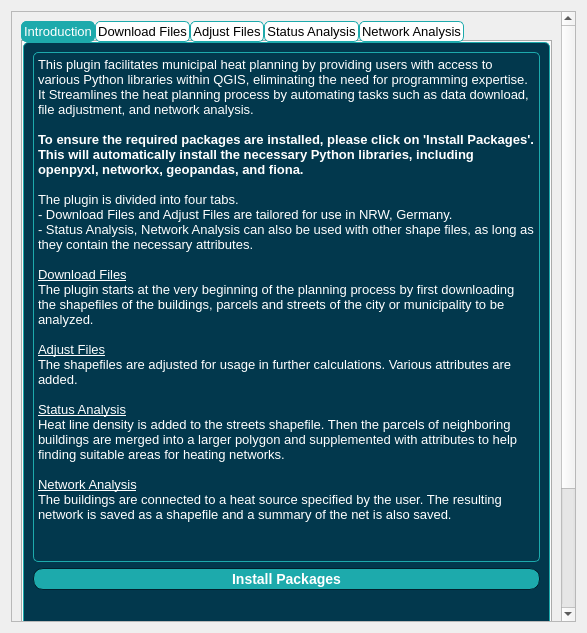
First picture: the form in F-Heat_QGIS/heat_net_tool_dialog_base.ui, repository hydromac/F-Heat_dev, before the edit.
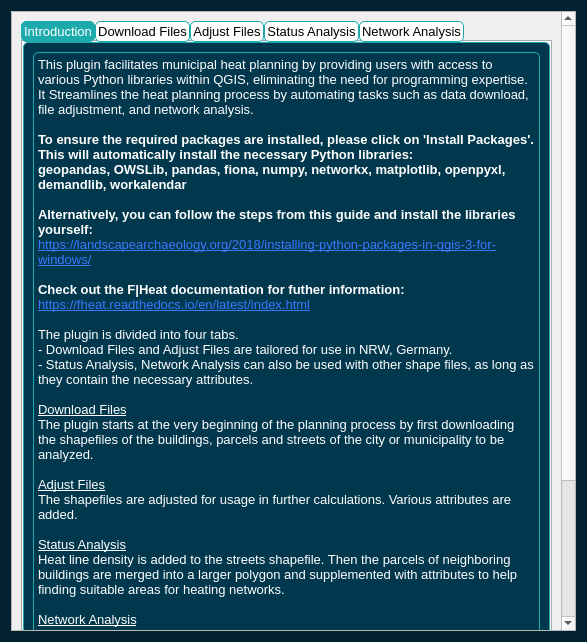
Second picture: the form after the edit. Custom widgets are drawn as their Qt base class.

```diff
--- a/F-Heat_QGIS/heat_net_tool_dialog_base.ui
+++ b/F-Heat_QGIS/heat_net_tool_dialog_base.ui
@@ -7,7 +7,7 @@
     <x>0</x>
     <y>0</y>
     <width>587</width>
-    <height>633</height>
+    <height>642</height>
    </rect>
   </property>
   <property name="sizePolicy">
@@ -28,7 +28,19 @@
    <string notr="true">QDialog {
     background-color: rgb(1, 33, 46);
 }
-QScrollArea {
+</string>
+  </property>
+  <layout class="QVBoxLayout" name="verticalLayout_5">
+   <item>
+    <widget class="QScrollArea" name="scrollArea">
+     <property name="sizePolicy">
+      <sizepolicy hsizetype="Expanding" vsizetype="Expanding">
+       <horstretch>0</horstretch>
+       <verstretch>0</verstretch>
+      </sizepolicy>
+     </property>
+     <property name="styleSheet">
+      <string notr="true">QScrollArea {
     background-color: rgb(1, 33, 46);  
     border:none;  
 }
@@ -64,15 +76,6 @@
     padding: 0px;
 }
 </string>
-  </property>
-  <layout class="QVBoxLayout" name="verticalLayout_5">
-   <item>
-    <widget class="QScrollArea" name="scrollArea">
-     <property name="sizePolicy">
-      <sizepolicy hsizetype="Expanding" vsizetype="Expanding">
-       <horstretch>0</horstretch>
-       <verstretch>0</verstretch>
-      </sizepolicy>
      </property>
      <property name="widgetResizable">
       <bool>true</bool>
@@ -82,8 +85,8 @@
        <rect>
         <x>0</x>
         <y>0</y>
-        <width>544</width>
-        <height>838</height>
+        <width>548</width>
+        <height>829</height>
        </rect>
       </property>
       <layout class="QGridLayout" name="gridLayout_10">
@@ -283,13 +286,13 @@
              <property name="minimumSize">
               <size>
                <width>0</width>
-               <height>510</height>
+               <height>690</height>
               </size>
              </property>
              <property name="maximumSize">
               <size>
                <width>16777215</width>
-               <height>510</height>
+               <height>999</height>
               </size>
              </property>
              <property name="sizeAdjustPolicy">
@@ -302,8 +305,15 @@
 &lt;/style&gt;&lt;/head&gt;&lt;body style=&quot; font-family:'Arial','sans-serif'; font-size:7.8pt; font-weight:400; font-style:normal;&quot;&gt;
 &lt;p style=&quot; margin-top:0px; margin-bottom:0px; margin-left:0px; margin-right:0px; -qt-block-indent:0; text-indent:0px;&quot;&gt;&lt;span style=&quot; font-family:'MS Shell Dlg 2'; font-size:10pt;&quot;&gt;This plugin facilitates municipal heat planning by providing users with access to various Python libraries within QGIS, eliminating the need for programming expertise. It Streamlines the heat planning process by automating tasks such as data download, file adjustment, and network analysis.&lt;/span&gt;&lt;/p&gt;
 &lt;p style=&quot;-qt-paragraph-type:empty; margin-top:0px; margin-bottom:0px; margin-left:0px; margin-right:0px; -qt-block-indent:0; text-indent:0px; font-family:'MS Shell Dlg 2'; font-size:10pt;&quot;&gt;&lt;br /&gt;&lt;/p&gt;
-&lt;p style=&quot; margin-top:0px; margin-bottom:0px; margin-left:0px; margin-right:0px; -qt-block-indent:0; text-indent:0px;&quot;&gt;&lt;span style=&quot; font-family:'MS Shell Dlg 2'; font-size:10pt; font-weight:600;&quot;&gt;To ensure the required packages are installed, please click on 'Install Packages'. This will automatically install the necessary Python libraries, including openpyxl, networkx, geopandas, and fiona.&lt;/span&gt;&lt;/p&gt;
+&lt;p style=&quot; margin-top:0px; margin-bottom:0px; margin-left:0px; margin-right:0px; -qt-block-indent:0; text-indent:0px;&quot;&gt;&lt;span style=&quot; font-family:'MS Shell Dlg 2'; font-size:10pt; font-weight:600;&quot;&gt;To ensure the required packages are installed, please click on 'Install Packages'. This will automatically install the necessary Python libraries: &lt;/span&gt;&lt;/p&gt;
+&lt;p style=&quot; margin-top:0px; margin-bottom:0px; margin-left:0px; margin-right:0px; -qt-block-indent:0; text-indent:0px;&quot;&gt;&lt;span style=&quot; font-family:'MS Shell Dlg 2'; font-size:10pt; font-weight:600;&quot;&gt;geopandas, OWSLib, pandas, fiona, numpy, networkx, matplotlib, openpyxl, demandlib, workalendar&lt;/span&gt;&lt;/p&gt;
+&lt;p style=&quot;-qt-paragraph-type:empty; margin-top:0px; margin-bottom:0px; margin-left:0px; margin-right:0px; -qt-block-indent:0; text-indent:0px; font-family:'MS Shell Dlg 2'; font-size:10pt; font-weight:600;&quot;&gt;&lt;br /&gt;&lt;/p&gt;
+&lt;p style=&quot; margin-top:0px; margin-bottom:0px; margin-left:0px; margin-right:0px; -qt-block-indent:0; text-indent:0px;&quot;&gt;&lt;span style=&quot; font-family:'MS Shell Dlg 2'; font-size:10pt; font-weight:600;&quot;&gt;Alternatively, you can follow the steps from this guide and install the libraries yourself:&lt;/span&gt;&lt;/p&gt;
+&lt;p style=&quot; margin-top:0px; margin-bottom:0px; margin-left:0px; margin-right:0px; -qt-block-indent:0; text-indent:0px;&quot;&gt;&lt;a href=&quot;https://landscapearchaeology.org/2018/installing-python-packages-in-qgis-3-for-windows/&quot;&gt;&lt;span style=&quot; font-family:'MS Shell Dlg 2'; font-size:10pt; text-decoration: underline; color:#3978ff;&quot;&gt;https://landscapearchaeology.org/2018/installing-python-packages-in-qgis-3-for-windows/&lt;/span&gt;&lt;/a&gt;&lt;/p&gt;
 &lt;p style=&quot;-qt-paragraph-type:empty; margin-top:0px; margin-bottom:0px; margin-left:0px; margin-right:0px; -qt-block-indent:0; text-indent:0px; font-family:'MS Shell Dlg 2'; font-size:10pt;&quot;&gt;&lt;br /&gt;&lt;/p&gt;
+&lt;p style=&quot; margin-top:0px; margin-bottom:0px; margin-left:0px; margin-right:0px; -qt-block-indent:0; text-indent:0px;&quot;&gt;&lt;span style=&quot; font-family:'MS Shell Dlg 2'; font-size:10pt; font-weight:600;&quot;&gt;Check out the F|Heat documentation for futher information:&lt;/span&gt;&lt;/p&gt;
+&lt;p style=&quot; margin-top:0px; margin-bottom:0px; margin-left:0px; margin-right:0px; -qt-block-indent:0; text-indent:0px;&quot;&gt;&lt;a href=&quot;https://fheat.readthedocs.io/en/latest/index.html&quot;&gt;&lt;span style=&quot; font-family:'MS Shell Dlg 2'; font-size:10pt; text-decoration: underline; color:#3978ff;&quot;&gt;https://fheat.readthedocs.io/en/latest/index.html&lt;/span&gt;&lt;/a&gt;&lt;/p&gt;
+&lt;p style=&quot;-qt-paragraph-type:empty; margin-top:0px; margin-bottom:0px; margin-left:0px; margin-right:0px; -qt-block-indent:0; text-indent:0px; font-family:'MS Shell Dlg 2'; font-size:10pt; text-decoration: underline; color:#3978ff;&quot;&gt;&lt;br /&gt;&lt;/p&gt;
 &lt;p style=&quot; margin-top:0px; margin-bottom:0px; margin-left:0px; margin-right:0px; -qt-block-indent:0; text-indent:0px;&quot;&gt;&lt;span style=&quot; font-family:'MS Shell Dlg 2'; font-size:10pt;&quot;&gt;The plugin is divided into four tabs.&lt;/span&gt;&lt;/p&gt;
 &lt;p style=&quot; margin-top:0px; margin-bottom:0px; margin-left:0px; margin-right:0px; -qt-block-indent:0; text-indent:0px;&quot;&gt;&lt;span style=&quot; font-family:'MS Shell Dlg 2'; font-size:10pt;&quot;&gt;- Download Files and Adjust Files are tailored for use in NRW, Germany.&lt;/span&gt;&lt;/p&gt;
 &lt;p style=&quot; margin-top:0px; margin-bottom:0px; margin-left:0px; margin-right:0px; -qt-block-indent:0; text-indent:0px;&quot;&gt;&lt;span style=&quot; font-family:'MS Shell Dlg 2'; font-size:10pt;&quot;&gt;- Status Analysis, Network Analysis can also be used with other shape files, as long as they contain the necessary attributes.&lt;/span&gt;&lt;/p&gt;
@@ -318,7 +328,11 @@
 &lt;p style=&quot; margin-top:0px; margin-bottom:0px; margin-left:0px; margin-right:0px; -qt-block-indent:0; text-indent:0px;&quot;&gt;&lt;span style=&quot; font-family:'MS Shell Dlg 2'; font-size:10pt;&quot;&gt;Heat line density is added to the streets shapefile. Then the parcels of neighboring buildings are merged into a larger polygon and supplemented with attributes to help finding suitable areas for heating networks.&lt;/span&gt;&lt;/p&gt;
 &lt;p style=&quot;-qt-paragraph-type:empty; margin-top:0px; margin-bottom:0px; margin-left:0px; margin-right:0px; -qt-block-indent:0; text-indent:0px; font-family:'MS Shell Dlg 2'; font-size:10pt;&quot;&gt;&lt;br /&gt;&lt;/p&gt;
 &lt;p style=&quot; margin-top:0px; margin-bottom:0px; margin-left:0px; margin-right:0px; -qt-block-indent:0; text-indent:0px;&quot;&gt;&lt;span style=&quot; font-family:'MS Shell Dlg 2'; font-size:10pt; text-decoration: underline;&quot;&gt;Network Analysis&lt;/span&gt;&lt;/p&gt;
-&lt;p style=&quot; margin-top:0px; margin-bottom:0px; margin-left:0px; margin-right:0px; -qt-block-indent:0; text-indent:0px;&quot;&gt;&lt;span style=&quot; font-family:'MS Shell Dlg 2'; font-size:10pt;&quot;&gt;The buildings are connected to a heat source specified by the user. The resulting network is saved as a shapefile and a summary of the net is also saved.&lt;/span&gt;&lt;/p&gt;&lt;/body&gt;&lt;/html&gt;</string>
+&lt;p style=&quot; margin-top:0px; margin-bottom:0px; margin-left:0px; margin-right:0px; -qt-block-indent:0; text-indent:0px;&quot;&gt;&lt;span style=&quot; font-family:'MS Shell Dlg 2'; font-size:10pt;&quot;&gt;The buildings are connected to a heat source specified by the user. The resulting network is saved as a shapefile and a summary of the net is also saved as en excel file.&lt;/span&gt;&lt;/p&gt;
+&lt;p style=&quot;-qt-paragraph-type:empty; margin-top:0px; margin-bottom:0px; margin-left:0px; margin-right:0px; -qt-block-indent:0; text-indent:0px;&quot;&gt;&lt;br /&gt;&lt;/p&gt;&lt;/body&gt;&lt;/html&gt;</string>
+             </property>
+             <property name="openExternalLinks">
+              <bool>true</bool>
              </property>
             </widget>
            </item>
```
